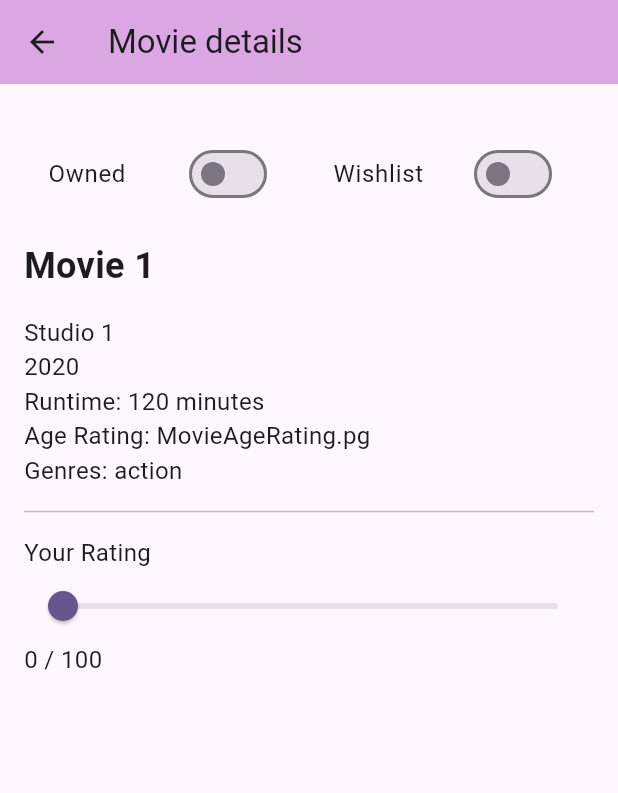
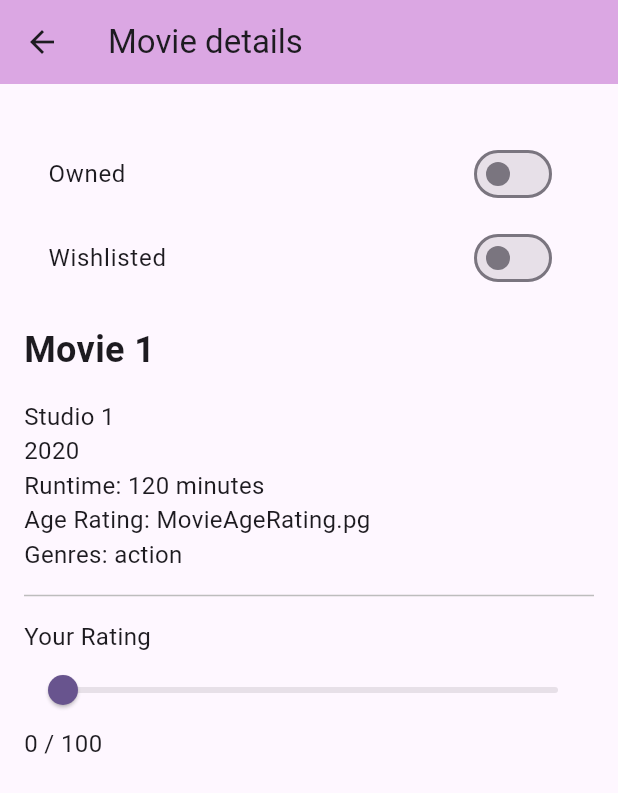
Before and after one commit to Robbo04/Flutter_GeekHobbyApp, a Flutter app: the screen it shows after launch, after a tap on "Movie 1", on a phone screen of 412 x 824 dp. Shown: the top 793 px of the screen. Run offline on Flutter 3.47's test engine with Material 3 defaults, Android fonts, the phone set to English and light mode, and no system bars; our stand-ins replace flutter_dotenv, hive, hive_flutter; accounts and stored records are empty; generated files the repository leaves out were written again; network calls fail.

Commit message:
Buttons hierarchy
only shows available buttons
eg wishlist goes when owned = true.

```diff
--- a/app_geek_hobby_app/lib/Classes/Widgets/Detail/item_display.dart
+++ b/app_geek_hobby_app/lib/Classes/Widgets/Detail/item_display.dart
@@ -45,10 +45,9 @@ class ItemDisplay extends StatelessWidget {
               ),
             const SizedBox(height: 16),
             // --- Add the toggles here ---
-            Row(
+            Column(
               children: [
-                Expanded(
-                  child: SwitchListTile(
+                SwitchListTile(
                   title: const Text('Owned'),
                   value: owned,
                   onChanged: (val) {
@@ -62,15 +61,11 @@ class ItemDisplay extends StatelessWidget {
                     }
                   },
                 ),
-                ),
-                Expanded(
-                  child: SwitchListTile(
-                    title: const Text('Wishlist'),
+                if (!owned)
+                  SwitchListTile(
+                    title: const Text('Wishlisted'),
                     value: wishlisted,
-                    onChanged: owned
-                        ? null // Disable if owned
-                        : (val) => onWishlistChanged(val),
-                  ),
+                    onChanged: onWishlistChanged,
                   ),
               ],
             ),
--- a/app_geek_hobby_app/lib/Classes/game.dart
+++ b/app_geek_hobby_app/lib/Classes/game.dart
@@ -18,6 +18,8 @@ class Game extends Item {
   final GameAge ageRating;
   @HiveField(11)
   final int metacriticRating; // Metacritic rating out of 100\
+  @HiveField(12)
+  bool completed = false; // Whether the game has been completed
 
   Game({
     required this.id,
```
Also changed, not shown: app_geek_hobby_app/lib/Classes/Widgets/Detail/game_display.dart (+17 -0 lines), app_geek_hobby_app/lib/Data/collection_list_data.dart (+15 -0 lines). Lines whose indentation alone changed are shown as unchanged.
